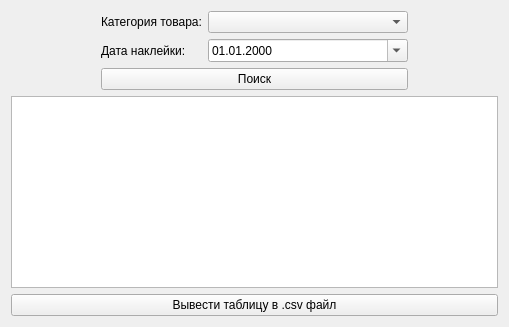
Qt form widgets/dmexportform.ui (wepavel/BLSMark) before a commit.
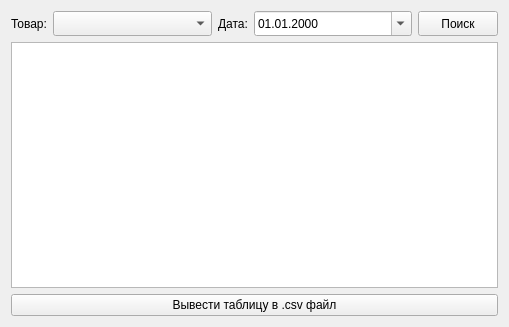
The same form after that commit. Icons and pictures are not drawn. Custom widgets are drawn as their Qt base class.

What changed in the file:
```diff
--- a/widgets/dmexportform.ui
+++ b/widgets/dmexportform.ui
@@ -15,46 +15,44 @@
   </property>
   <layout class="QVBoxLayout" name="verticalLayout">
    <item>
-    <layout class="QGridLayout" name="gridLayout">
-     <property name="sizeConstraint">
-      <enum>QLayout::SizeConstraint::SetMinimumSize</enum>
-     </property>
-     <item row="1" column="2">
-      <widget class="GtinNamesComboBox" name="cb_goods">
-       <property name="sizePolicy">
-        <sizepolicy hsizetype="Expanding" vsizetype="Fixed">
-         <horstretch>0</horstretch>
-         <verstretch>0</verstretch>
-        </sizepolicy>
-       </property>
-       <property name="minimumSize">
-        <size>
-         <width>200</width>
-         <height>0</height>
-        </size>
-       </property>
-       <property name="maximumSize">
-        <size>
-         <width>450</width>
-         <height>16777215</height>
-        </size>
-       </property>
-      </widget>
-     </item>
-     <item row="1" column="1">
+    <layout class="QHBoxLayout" name="horizontalLayout">
+     <item>
       <widget class="QLabel" name="label">
+       <property name="text">
+        <string>Товар:</string>
+       </property>
+      </widget>
+     </item>
+     <item>
+      <widget class="GtinNamesComboBox" name="cb_goods">
+       <property name="sizePolicy">
+        <sizepolicy hsizetype="Expanding" vsizetype="Fixed">
+         <horstretch>0</horstretch>
+         <verstretch>0</verstretch>
+        </sizepolicy>
+       </property>
+       <property name="minimumSize">
+        <size>
+         <width>0</width>
+         <height>25</height>
+        </size>
+       </property>
        <property name="maximumSize">
         <size>
-         <width>120</width>
+         <width>16777215</width>
          <height>16777215</height>
         </size>
        </property>
+      </widget>
+     </item>
+     <item>
+      <widget class="QLabel" name="label_2">
        <property name="text">
-        <string>Категория товара:</string>
+        <string>Дата:</string>
        </property>
       </widget>
      </item>
-     <item row="2" column="2">
+     <item>
       <widget class="GoodsDateTimeEdit" name="dte_date">
        <property name="sizePolicy">
         <sizepolicy hsizetype="Expanding" vsizetype="Fixed">
@@ -64,13 +62,13 @@
        </property>
        <property name="minimumSize">
         <size>
-         <width>200</width>
-         <height>0</height>
+         <width>0</width>
+         <height>25</height>
         </size>
        </property>
        <property name="maximumSize">
         <size>
-         <width>450</width>
+         <width>16777215</width>
          <height>16777215</height>
         </size>
        </property>
@@ -82,8 +80,14 @@
        </property>
       </widget>
      </item>
-     <item row="3" column="1" colspan="2">
+     <item>
       <widget class="QPushButton" name="pb_search">
+       <property name="minimumSize">
+        <size>
+         <width>0</width>
+         <height>25</height>
+        </size>
+       </property>
        <property name="styleSheet">
         <string notr="true">
 QPushButton:hover {
@@ -109,45 +113,6 @@
        </property>
       </widget>
      </item>
-     <item row="2" column="1">
-      <widget class="QLabel" name="label_2">
-       <property name="maximumSize">
-        <size>
-         <width>120</width>
-         <height>16777215</height>
-        </size>
-       </property>
-       <property name="text">
-        <string>Дата наклейки:</string>
-       </property>
-      </widget>
-     </item>
-     <item row="2" column="3">
-      <spacer name="horizontalSpacer_2">
-       <property name="orientation">
-        <enum>Qt::Orientation::Horizontal</enum>
-       </property>
-       <property name="sizeHint" stdset="0">
-        <size>
-         <width>40</width>
-         <height>20</height>
-        </size>
-       </property>
-      </spacer>
-     </item>
-     <item row="2" column="0">
-      <spacer name="horizontalSpacer">
-       <property name="orientation">
-        <enum>Qt::Orientation::Horizontal</enum>
-       </property>
-       <property name="sizeHint" stdset="0">
-        <size>
-         <width>40</width>
-         <height>20</height>
-        </size>
-       </property>
-      </spacer>
-     </item>
     </layout>
    </item>
    <item>
```
